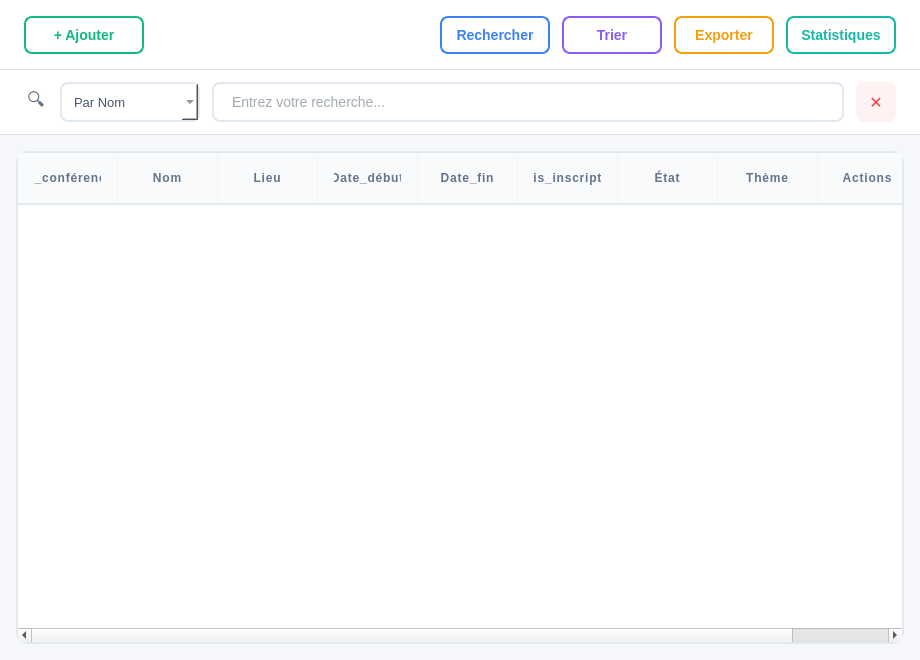
Before: the Qt Designer form conference.ui in Mohamedrayenouerghui/Smart_Reaseach_Publication_Management, drawn with Qt 5.
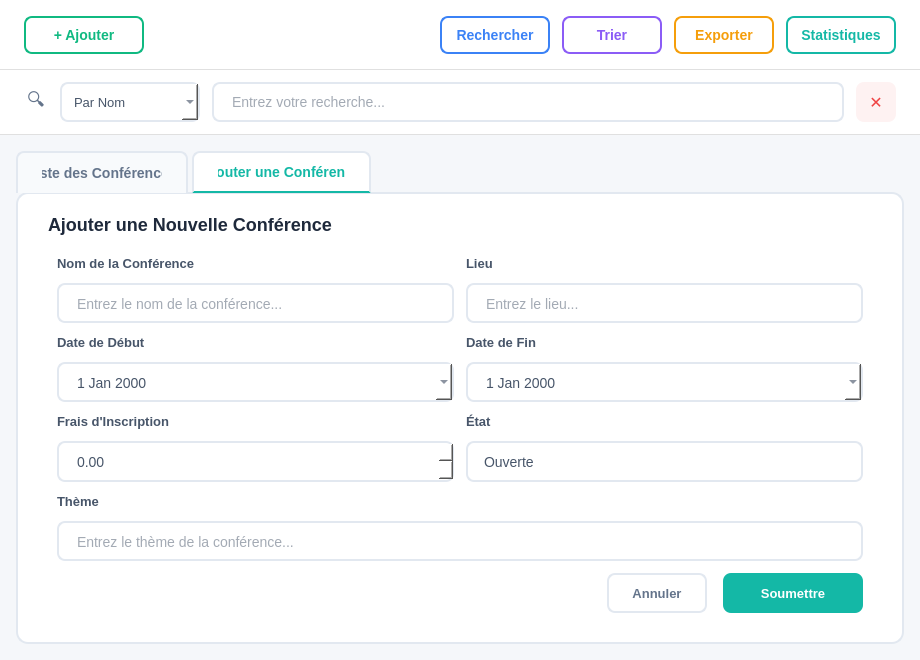
After: the same form once the commit is applied. The open tabs and pages were chosen to show the change.

Commit message: Add conference form with tab widget for adding new conferences

```diff
--- a/conference.ui
+++ b/conference.ui
@@ -522,12 +522,66 @@
        <number>16</number>
       </property>
       <item>
-       <widget class="QTableWidget" name="conferenceTable">
+       <widget class="QTabWidget" name="conferenceTabWidget">
         <property name="styleSheet">
-         <string notr="true">QTableWidget {
-    background-color: #FFFFFF;
+         <string notr="true">QTabWidget::pane {
     border: 1.5px solid #E2E8F0;
     border-radius: 12px;
+    background-color: #FFFFFF;
+    top: -1px;
+}
+QTabBar::tab {
+    background-color: #F8FAFC;
+    color: #64748B;
+    padding: 12px 24px;
+    border: 1.5px solid #E2E8F0;
+    border-bottom: none;
+    border-top-left-radius: 8px;
+    border-top-right-radius: 8px;
+    font-family: 'Segoe UI', sans-serif;
+    font-size: 14px;
+    font-weight: 600;
+    margin-right: 4px;
+}
+QTabBar::tab:selected {
+    background-color: #FFFFFF;
+    color: #14B8A6;
+    border-bottom: 2px solid #14B8A6;
+}
+QTabBar::tab:hover:!selected {
+    background-color: #F0FDFA;
+    color: #14B8A6;
+}</string>
+        </property>
+        <property name="currentIndex">
+         <number>0</number>
+        </property>
+        <widget class="QWidget" name="listTab">
+         <attribute name="title">
+          <string>Liste des Conférences</string>
+         </attribute>
+         <layout class="QVBoxLayout" name="listTabLayout">
+          <property name="spacing">
+           <number>0</number>
+          </property>
+          <property name="leftMargin">
+           <number>0</number>
+          </property>
+          <property name="topMargin">
+           <number>0</number>
+          </property>
+          <property name="rightMargin">
+           <number>0</number>
+          </property>
+          <property name="bottomMargin">
+           <number>0</number>
+          </property>
+          <item>
+           <widget class="QTableWidget" name="conferenceTable">
+            <property name="styleSheet">
+             <string notr="true">QTableWidget {
+    background-color: #FFFFFF;
+    border: none;
     gridline-color: #F1F5F9;
     font-family: 'Segoe UI', 'Roboto', sans-serif;
 }
@@ -554,70 +608,533 @@
     font-family: 'Segoe UI', 'Roboto', sans-serif;
     letter-spacing: 0.8px;
 }</string>
-        </property>
-        <property name="editTriggers">
-         <set>QAbstractItemView::EditTrigger::NoEditTriggers</set>
-        </property>
-        <property name="alternatingRowColors">
-         <bool>true</bool>
-        </property>
-        <property name="selectionMode">
-         <enum>QAbstractItemView::SelectionMode::SingleSelection</enum>
-        </property>
-        <property name="selectionBehavior">
-         <enum>QAbstractItemView::SelectionBehavior::SelectRows</enum>
-        </property>
-        <attribute name="horizontalHeaderStretchLastSection">
-         <bool>true</bool>
-        </attribute>
-        <attribute name="verticalHeaderVisible">
-         <bool>false</bool>
-        </attribute>
-        <column>
-         <property name="text">
-          <string>ID_conférence</string>
-         </property>
-        </column>
-        <column>
-         <property name="text">
-          <string>Nom</string>
-         </property>
-        </column>
-        <column>
-         <property name="text">
-          <string>Lieu</string>
-         </property>
-        </column>
-        <column>
-         <property name="text">
-          <string>Date_début</string>
-         </property>
-        </column>
-        <column>
-         <property name="text">
-          <string>Date_fin</string>
-         </property>
-        </column>
-        <column>
-         <property name="text">
-          <string>Frais_inscription</string>
-         </property>
-        </column>
-        <column>
-         <property name="text">
-          <string>État</string>
-         </property>
-        </column>
-        <column>
-         <property name="text">
-          <string>Thème</string>
-         </property>
-        </column>
-        <column>
-         <property name="text">
-          <string>Actions</string>
-         </property>
-        </column>
+            </property>
+            <property name="editTriggers">
+             <set>QAbstractItemView::EditTrigger::NoEditTriggers</set>
+            </property>
+            <property name="alternatingRowColors">
+             <bool>true</bool>
+            </property>
+            <property name="selectionMode">
+             <enum>QAbstractItemView::SelectionMode::SingleSelection</enum>
+            </property>
+            <property name="selectionBehavior">
+             <enum>QAbstractItemView::SelectionBehavior::SelectRows</enum>
+            </property>
+            <attribute name="horizontalHeaderStretchLastSection">
+             <bool>true</bool>
+            </attribute>
+            <attribute name="verticalHeaderVisible">
+             <bool>false</bool>
+            </attribute>
+            <column>
+             <property name="text">
+              <string>ID_conférence</string>
+             </property>
+            </column>
+            <column>
+             <property name="text">
+              <string>Nom</string>
+             </property>
+            </column>
+            <column>
+             <property name="text">
+              <string>Lieu</string>
+             </property>
+            </column>
+            <column>
+             <property name="text">
+              <string>Date_début</string>
+             </property>
+            </column>
+            <column>
+             <property name="text">
+              <string>Date_fin</string>
+             </property>
+            </column>
+            <column>
+             <property name="text">
+              <string>Frais_inscription</string>
+             </property>
+            </column>
+            <column>
+             <property name="text">
+              <string>État</string>
+             </property>
+            </column>
+            <column>
+             <property name="text">
+              <string>Thème</string>
+             </property>
+            </column>
+            <column>
+             <property name="text">
+              <string>Actions</string>
+             </property>
+            </column>
+           </widget>
+          </item>
+         </layout>
+        </widget>
+        <widget class="QWidget" name="addTab">
+         <attribute name="title">
+          <string>Ajouter une Conférence</string>
+         </attribute>
+         <layout class="QVBoxLayout" name="addTabLayout">
+          <property name="spacing">
+           <number>12</number>
+          </property>
+          <property name="leftMargin">
+           <number>30</number>
+          </property>
+          <property name="topMargin">
+           <number>20</number>
+          </property>
+          <property name="rightMargin">
+           <number>30</number>
+          </property>
+          <property name="bottomMargin">
+           <number>20</number>
+          </property>
+          <item>
+           <widget class="QLabel" name="formTitleLabel">
+            <property name="styleSheet">
+             <string notr="true">font-size: 18px; font-weight: 600; color: #1E293B; background: transparent;</string>
+            </property>
+            <property name="text">
+             <string>Ajouter une Nouvelle Conférence</string>
+            </property>
+           </widget>
+          </item>
+          <item>
+           <widget class="QWidget" name="formWidget" native="true">
+            <property name="styleSheet">
+             <string notr="true">QWidget#formWidget {
+    background-color: transparent;
+}</string>
+            </property>
+            <layout class="QGridLayout" name="formLayout">
+             <property name="spacing">
+              <number>12</number>
+             </property>
+             <item row="0" column="0">
+              <widget class="QLabel" name="nomLabel">
+               <property name="styleSheet">
+                <string notr="true">font-size: 13px; font-weight: 600; color: #475569; background: transparent;</string>
+               </property>
+               <property name="text">
+                <string>Nom de la Conférence</string>
+               </property>
+              </widget>
+             </item>
+             <item row="1" column="0">
+              <widget class="QLineEdit" name="nomInput">
+               <property name="minimumSize">
+                <size>
+                 <width>0</width>
+                 <height>38</height>
+                </size>
+               </property>
+               <property name="styleSheet">
+                <string notr="true">QLineEdit {
+    border: 1.5px solid #E2E8F0;
+    border-radius: 8px;
+    padding: 12px 16px;
+    background: #FFFFFF;
+    font-family: 'Segoe UI', sans-serif;
+    font-size: 14px;
+    color: #475569;
+}
+QLineEdit:hover {
+    border-color: #C7D2FE;
+}
+QLineEdit:focus {
+    border-color: #14B8A6;
+    background-color: #FAFBFF;
+}</string>
+               </property>
+               <property name="placeholderText">
+                <string>Entrez le nom de la conférence...</string>
+               </property>
+              </widget>
+             </item>
+             <item row="0" column="1">
+              <widget class="QLabel" name="lieuLabel">
+               <property name="styleSheet">
+                <string notr="true">font-size: 13px; font-weight: 600; color: #475569; background: transparent;</string>
+               </property>
+               <property name="text">
+                <string>Lieu</string>
+               </property>
+              </widget>
+             </item>
+             <item row="1" column="1">
+              <widget class="QLineEdit" name="lieuInput">
+               <property name="minimumSize">
+                <size>
+                 <width>0</width>
+                 <height>38</height>
+                </size>
+               </property>
+               <property name="styleSheet">
+                <string notr="true">QLineEdit {
+    border: 1.5px solid #E2E8F0;
+    border-radius: 8px;
+    padding: 12px 16px;
+    background: #FFFFFF;
+    font-family: 'Segoe UI', sans-serif;
+    font-size: 14px;
+    color: #475569;
+}
+QLineEdit:hover {
+    border-color: #C7D2FE;
+}
+QLineEdit:focus {
+    border-color: #14B8A6;
+    background-color: #FAFBFF;
+}</string>
+               </property>
+               <property name="placeholderText">
+                <string>Entrez le lieu...</string>
+               </property>
+              </widget>
+             </item>
+             <item row="2" column="0">
+              <widget class="QLabel" name="dateDebutLabel">
+               <property name="styleSheet">
+                <string notr="true">font-size: 13px; font-weight: 600; color: #475569; background: transparent;</string>
+               </property>
+               <property name="text">
+                <string>Date de Début</string>
+               </property>
+              </widget>
+             </item>
+             <item row="3" column="0">
+              <widget class="QDateEdit" name="dateDebutInput">
+               <property name="minimumSize">
+                <size>
+                 <width>0</width>
+                 <height>38</height>
+                </size>
+               </property>
+               <property name="styleSheet">
+                <string notr="true">QDateEdit {
+    border: 1.5px solid #E2E8F0;
+    border-radius: 8px;
+    padding: 12px 16px;
+    background: #FFFFFF;
+    font-family: 'Segoe UI', sans-serif;
+    font-size: 14px;
+    color: #475569;
+}
+QDateEdit:hover {
+    border-color: #C7D2FE;
+}
+QDateEdit:focus {
+    border-color: #14B8A6;
+    background-color: #FAFBFF;
+}</string>
+               </property>
+               <property name="calendarPopup">
+                <bool>true</bool>
+               </property>
+              </widget>
+             </item>
+             <item row="2" column="1">
+              <widget class="QLabel" name="dateFinLabel">
+               <property name="styleSheet">
+                <string notr="true">font-size: 13px; font-weight: 600; color: #475569; background: transparent;</string>
+               </property>
+               <property name="text">
+                <string>Date de Fin</string>
+               </property>
+              </widget>
+             </item>
+             <item row="3" column="1">
+              <widget class="QDateEdit" name="dateFinInput">
+               <property name="minimumSize">
+                <size>
+                 <width>0</width>
+                 <height>38</height>
+                </size>
+               </property>
+               <property name="styleSheet">
+                <string notr="true">QDateEdit {
+    border: 1.5px solid #E2E8F0;
+    border-radius: 8px;
+    padding: 12px 16px;
+    background: #FFFFFF;
+    font-family: 'Segoe UI', sans-serif;
+    font-size: 14px;
+    color: #475569;
+}
+QDateEdit:hover {
+    border-color: #C7D2FE;
+}
+QDateEdit:focus {
+    border-color: #14B8A6;
+    background-color: #FAFBFF;
+}</string>
+               </property>
+               <property name="calendarPopup">
+                <bool>true</bool>
+               </property>
+              </widget>
+             </item>
+             <item row="4" column="0">
+              <widget class="QLabel" name="fraisLabel">
+               <property name="styleSheet">
+                <string notr="true">font-size: 13px; font-weight: 600; color: #475569; background: transparent;</string>
+               </property>
+               <property name="text">
+                <string>Frais d'Inscription</string>
+               </property>
+              </widget>
+             </item>
+             <item row="5" column="0">
+              <widget class="QDoubleSpinBox" name="fraisInput">
+               <property name="minimumSize">
+                <size>
+                 <width>0</width>
+                 <height>38</height>
+                </size>
+               </property>
+               <property name="styleSheet">
+                <string notr="true">QDoubleSpinBox {
+    border: 1.5px solid #E2E8F0;
+    border-radius: 8px;
+    padding: 12px 16px;
+    background: #FFFFFF;
+    font-family: 'Segoe UI', sans-serif;
+    font-size: 14px;
+    color: #475569;
+}
+QDoubleSpinBox:hover {
+    border-color: #C7D2FE;
+}
+QDoubleSpinBox:focus {
+    border-color: #14B8A6;
+    background-color: #FAFBFF;
+}</string>
+               </property>
+               <property name="maximum">
+                <double>10000.000000000000000</double>
+               </property>
+              </widget>
+             </item>
+             <item row="4" column="1">
+              <widget class="QLabel" name="etatLabel">
+               <property name="styleSheet">
+                <string notr="true">font-size: 13px; font-weight: 600; color: #475569; background: transparent;</string>
+               </property>
+               <property name="text">
+                <string>État</string>
+               </property>
+              </widget>
+             </item>
+             <item row="5" column="1">
+              <widget class="QComboBox" name="etatCombo">
+               <property name="minimumSize">
+                <size>
+                 <width>0</width>
+                 <height>38</height>
+                </size>
+               </property>
+               <property name="styleSheet">
+                <string notr="true">QComboBox {
+    border: 1.5px solid #E2E8F0;
+    border-radius: 8px;
+    padding: 12px 16px;
+    background: #FFFFFF;
+    font-family: 'Segoe UI', sans-serif;
+    font-size: 14px;
+    color: #475569;
+}
+QComboBox:hover {
+    border-color: #C7D2FE;
+}
+QComboBox:focus {
+    border-color: #14B8A6;
+    background-color: #FAFBFF;
+}
+QComboBox::drop-down {
+    border: none;
+    padding-right: 10px;
+}
+QComboBox::down-arrow {
+    image: none;
+    border-left: 5px solid transparent;
+    border-right: 5px solid transparent;
+    border-top: 6px solid #64748B;
+    margin-right: 8px;
+}</string>
+               </property>
+               <item>
+                <property name="text">
+                 <string>Ouverte</string>
+                </property>
+               </item>
+               <item>
+                <property name="text">
+                 <string>Fermée</string>
+                </property>
+               </item>
+              </widget>
+             </item>
+             <item row="6" column="0" colspan="2">
+              <widget class="QLabel" name="themeLabel">
+               <property name="styleSheet">
+                <string notr="true">font-size: 13px; font-weight: 600; color: #475569; background: transparent;</string>
+               </property>
+               <property name="text">
+                <string>Thème</string>
+               </property>
+              </widget>
+             </item>
+             <item row="7" column="0" colspan="2">
+              <widget class="QLineEdit" name="themeInput">
+               <property name="minimumSize">
+                <size>
+                 <width>0</width>
+                 <height>38</height>
+                </size>
+               </property>
+               <property name="styleSheet">
+                <string notr="true">QLineEdit {
+    border: 1.5px solid #E2E8F0;
+    border-radius: 8px;
+    padding: 12px 16px;
+    background: #FFFFFF;
+    font-family: 'Segoe UI', sans-serif;
+    font-size: 14px;
+    color: #475569;
+}
+QLineEdit:hover {
+    border-color: #C7D2FE;
+}
+QLineEdit:focus {
+    border-color: #14B8A6;
+    background-color: #FAFBFF;
+}</string>
+               </property>
+               <property name="placeholderText">
+                <string>Entrez le thème de la conférence...</string>
+               </property>
+              </widget>
+             </item>
+             <item row="8" column="0" colspan="2">
+              <widget class="QWidget" name="buttonWidget" native="true">
+               <property name="styleSheet">
+                <string notr="true">QWidget#buttonWidget {
+    background-color: transparent;
+}</string>
+               </property>
+               <layout class="QHBoxLayout" name="buttonLayout">
+                <property name="spacing">
+                 <number>16</number>
+                </property>
+                <property name="leftMargin">
+                 <number>0</number>
+                </property>
+                <property name="topMargin">
+                 <number>0</number>
+                </property>
+                <property name="rightMargin">
+                 <number>0</number>
+                </property>
+                <property name="bottomMargin">
+                 <number>0</number>
+                </property>
+                <item>
+                 <spacer name="horizontalSpacer_2">
+                  <property name="orientation">
+                   <enum>Qt::Orientation::Horizontal</enum>
+                  </property>
+                  <property name="sizeHint" stdset="0">
+                   <size>
+                    <width>40</width>
+                    <height>20</height>
+                   </size>
+                  </property>
+                 </spacer>
+                </item>
+                <item>
+                 <widget class="QPushButton" name="cancelButton">
+                  <property name="minimumSize">
+                   <size>
+                    <width>100</width>
+                    <height>40</height>
+                   </size>
+                  </property>
+                  <property name="cursor">
+                   <cursorShape>PointingHandCursor</cursorShape>
+                  </property>
+                  <property name="styleSheet">
+                   <string notr="true">QPushButton {
+    background-color: transparent;
+    color: #64748B;
+    border: 2px solid #E2E8F0;
+    border-radius: 8px;
+    font-family: 'Segoe UI', sans-serif;
+    font-size: 13px;
+    font-weight: 600;
+    padding: 8px 20px;
+}
+QPushButton:hover {
+    background-color: #F8FAFC;
+    border-color: #CBD5E1;
+}
+QPushButton:pressed {
+    background-color: #F1F5F9;
+}</string>
+                  </property>
+                  <property name="text">
+                   <string>Annuler</string>
+                  </property>
+                 </widget>
+                </item>
+                <item>
+                 <widget class="QPushButton" name="submitButton">
+                  <property name="minimumSize">
+                   <size>
+                    <width>140</width>
+                    <height>40</height>
+                   </size>
+                  </property>
+                  <property name="cursor">
+                   <cursorShape>PointingHandCursor</cursorShape>
+                  </property>
+                  <property name="styleSheet">
+                   <string notr="true">QPushButton {
+    background-color: #14B8A6;
+    color: white;
+    border: none;
+    border-radius: 8px;
+    font-family: 'Segoe UI', sans-serif;
+    font-size: 13px;
+    font-weight: 600;
+    padding: 8px 20px;
+}
+QPushButton:hover {
+    background-color: #0D9488;
+}
+QPushButton:pressed {
+    background-color: #0F766E;
+}</string>
+                  </property>
+                  <property name="text">
+                   <string>Soumettre</string>
+                  </property>
+                 </widget>
+                </item>
+               </layout>
+              </widget>
+             </item>
+            </layout>
+           </widget>
+          </item>
+         </layout>
+        </widget>
        </widget>
       </item>
      </layout>
```
The commit also changes 58 other files.
